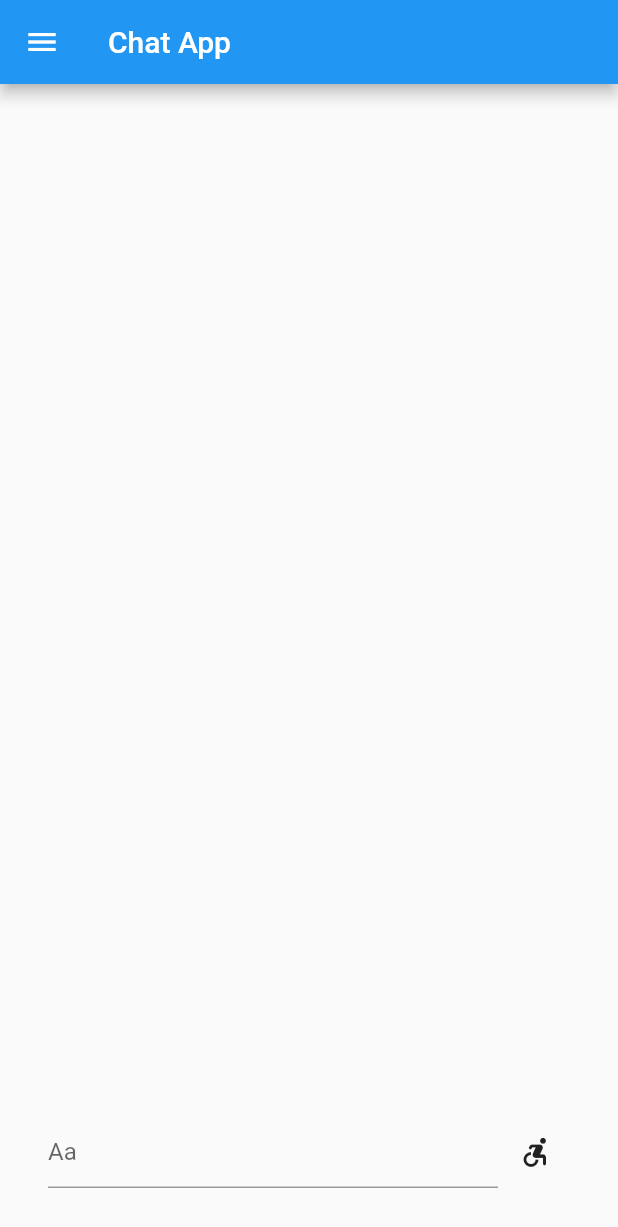
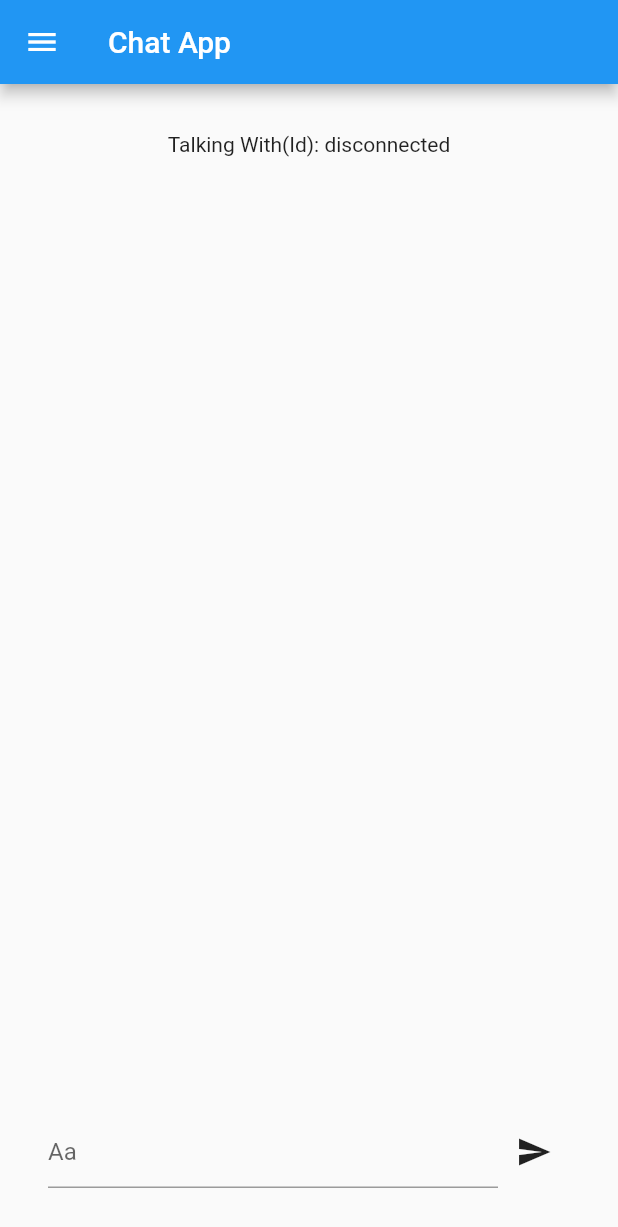
Before and after one commit to FlaviuIusan/chat_app, a Flutter app: the screen it shows after launch, on a phone screen of 412 x 824 dp. Shown: the top 1227 px of the screen. Run offline on Flutter 3.47's test engine with Material 2 defaults, Android fonts, the phone set to English and light mode, and no system bars.

Commit message:
ConnectionOptions Screen: lista de butoane Pentru fiecare user din networkUsers Tap pe buton duce la chat-ul cu user-ul respectiv

```diff
--- a/lib/main.dart
+++ b/lib/main.dart
@@ -1,3 +1,4 @@
+import 'package:chat_app/talkingScreen.dart';
 import 'package:flutter/material.dart';
 import 'dart:io';
 import 'dart:async';
@@ -8,12 +9,10 @@ import 'commState.dart';
 import 'connectionOptions.dart';
 
 void main() {
-
   runApp(MyApp());
 }
 
 class MyApp extends StatelessWidget {
-
   @override
   Widget build(BuildContext context) {
     return MaterialApp(
@@ -30,46 +29,51 @@ class MyApp extends StatelessWidget {
 }
 
 class MyHomePage extends StatefulWidget {
-
   @override
   _MyHomePageState createState() => _MyHomePageState();
 }
 
 class _MyHomePageState extends State<MyHomePage> {
+  String currentScreen = 'start';
 
-  String screen = 'start';
+  void callback(String currentScreen) {
+    setState(() {
+      this.currentScreen = currentScreen;
+    });
+  }
 
   @override
   Widget build(BuildContext context) {
+    //final commState = Provider.of<CommState>(context);
     return Scaffold(
       appBar: AppBar(
         title: Text('Chat App'),
       ),
-      drawer: this.screen == 'start' ? Drawer(
+      drawer: this.currentScreen == 'start'
+          ? Drawer(
               child: Column(
                 children: <Widget>[
                   ListTile(
                     title: Text('Connection Settings'),
                     onTap: () {
                       setState(() {
-                  this.screen = 'connectionSettings';
+                        this.currentScreen = 'connectionSettings';
                       });
                       Navigator.pop(context);
                     },
                   ),
                 ],
               ),
-      ) : IconButton(onPressed: () { setState((){ this.screen = 'start'; Navigator.pop(context);  }); }, icon: Icon(Icons.arrow_back)),
-      body: this.screen == 'start' ? Column(
-        children: [
-          Expanded(
-              child: MessageBox(),
-          ),
-          Padding(
-            padding: const EdgeInsets.all(32),
-            child: MessageSend(),
-          ),
-      ],) : Options(),
+            )
+          : IconButton(
+              onPressed: () {
+                setState(() {
+                  this.currentScreen = 'start';
+                  Navigator.pop(context);
+                });
+              },
+              icon: Icon(Icons.arrow_back)),
+      body: this.currentScreen == 'start' ? TalkingScreen() : Options(this.callback),
     );
   }
 }
--- /dev/null
+++ b/lib/talkingScreen.dart
@@ -0,0 +1,53 @@
+import 'package:flutter/material.dart';
+import 'dart:io';
+import 'dart:async';
+import 'package:provider/provider.dart';
+import 'messagesBox.dart';
+import 'messagesSend.dart';
+import 'commState.dart';
+import 'connectionOptions.dart';
+import 'package:chat_app/models/message.dart';
+
+class TalkingScreen extends StatelessWidget {
+  @override
+  Widget build(BuildContext context) {
+    final CommState commState = Provider.of<CommState>(context);
+    final textEditing = TextEditingController();
+    return Column(
+      children: [
+        Padding(
+          padding: const EdgeInsets.all(32),
+          child: Text('Talking With(Id): ' + commState.idTalkTo),
+        ),
+        Expanded(
+          child: Container(
+            child: ListView.builder(
+                scrollDirection: Axis.vertical,
+                itemCount: commState.messages.length, // messages.count
+                itemBuilder: (BuildContext context, int index) {
+                  return Text(commState.messages[index].text); // sau messages[index].text( alte chestii: time,user,idk)
+                }),
+          ),
+        ),
+        Padding(
+            padding: const EdgeInsets.all(32),
+            child: Row(
+              children: [
+                Expanded(
+                  child: TextField(
+                    decoration: InputDecoration(hintText: 'Aa'),
+                    controller: textEditing,
+                  ),
+                ),
+                IconButton(
+                  onPressed: () {
+                    commState.sendMessageMulticastGroup(Message('Me', '00:00', textEditing.text));
+                  },
+                  icon: Icon(Icons.send),
+                ),
+              ],
+            )),
+      ],
+    );
+  }
+}
```
Also changed, not shown: lib/commState.dart (+6 -4 lines), lib/connectionOptions.dart (+23 -2 lines). Lines whose indentation alone changed are shown as unchanged.
